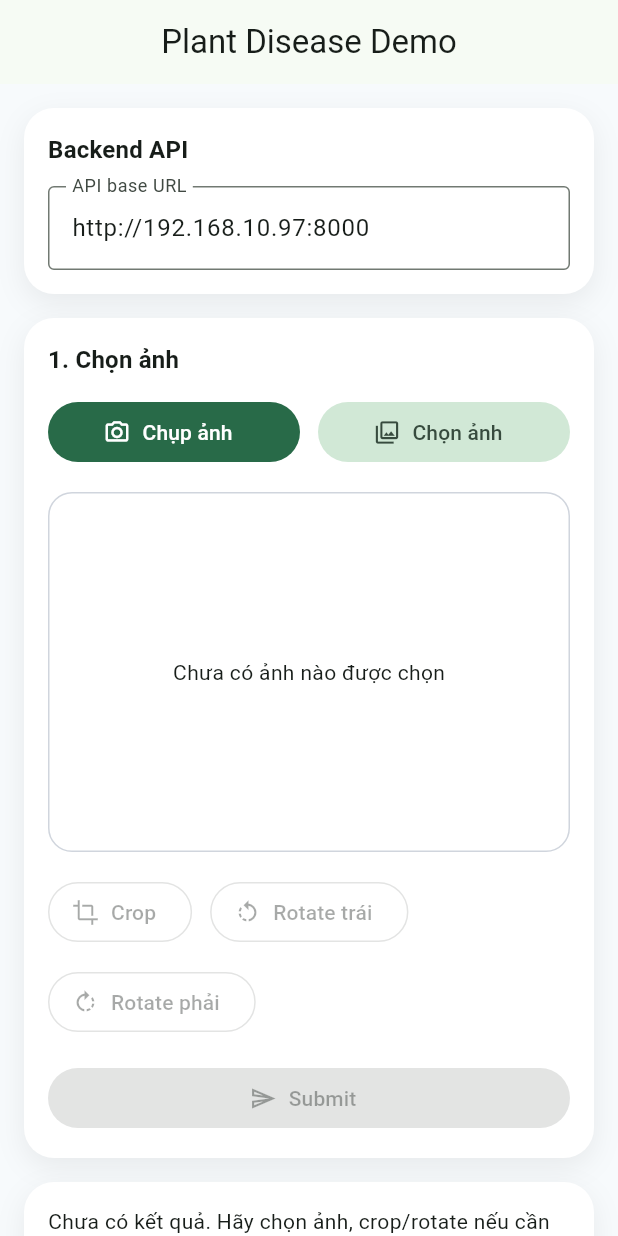
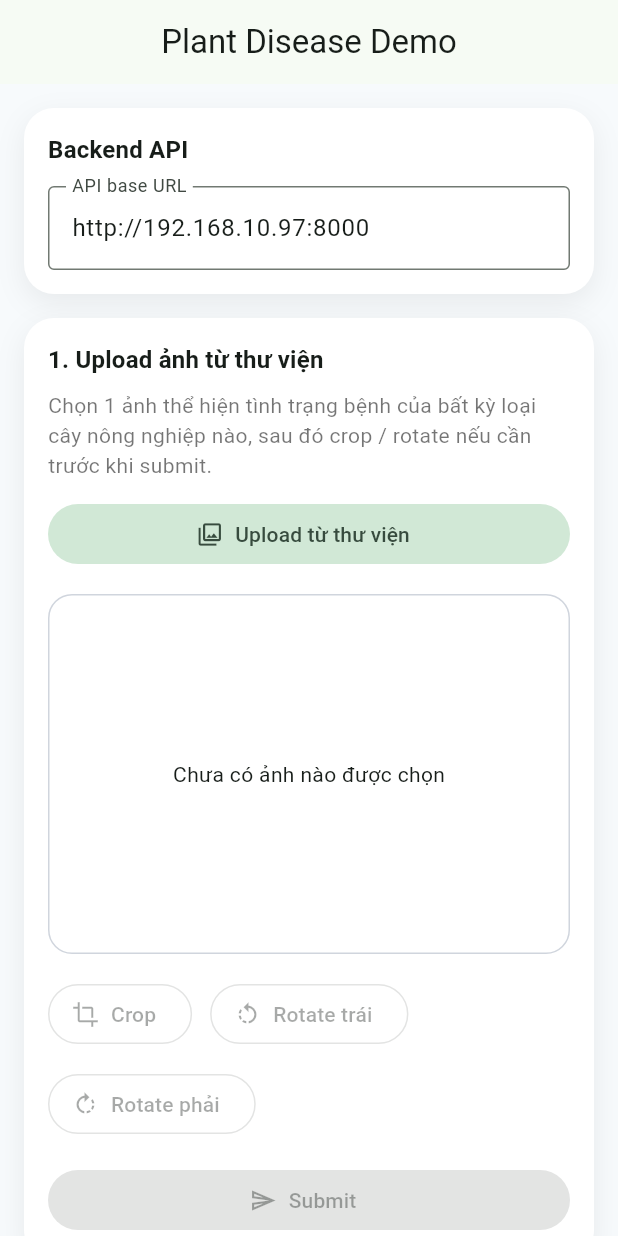
Before and after one commit to rikai-tuannva/national-rural-sample, a Flutter app: the screen it shows after launch, on a phone screen of 412 x 824 dp. Run offline on Flutter 3.47's test engine with Material 3 defaults, Android fonts, the phone set to English and light mode, and no system bars; our stand-ins replace image_cropper, image_picker.

Commit message:
Focus mobile flow on gallery upload

```diff
--- a/mobile/lib/main.dart
+++ b/mobile/lib/main.dart
@@ -98,34 +98,26 @@ class _ImageClassifierPageState extends State<ImageClassifierPage> {
                   crossAxisAlignment: CrossAxisAlignment.stretch,
                   children: [
                     Text(
-                      '1. Chọn ảnh',
+                      '1. Upload ảnh từ thư viện',
                       style: theme.textTheme.titleMedium?.copyWith(
                         fontWeight: FontWeight.w700,
                       ),
                     ),
+                    const SizedBox(height: 8),
+                    Text(
+                      'Chọn 1 ảnh thể hiện tình trạng bệnh của bất kỳ loại cây nông nghiệp nào, sau đó crop / rotate nếu cần trước khi submit.',
+                      style: theme.textTheme.bodyMedium?.copyWith(
+                        color: Colors.black54,
+                        height: 1.4,
+                      ),
+                    ),
                     const SizedBox(height: 12),
-                    Row(
-                      children: [
-                        Expanded(
-                          child: FilledButton.icon(
-                            onPressed: _isSubmitting
-                                ? null
-                                : () => _pickImage(ImageSource.camera),
-                            icon: const Icon(Icons.photo_camera_outlined),
-                            label: const Text('Chụp ảnh'),
-                          ),
-                        ),
-                        const SizedBox(width: 12),
-                        Expanded(
-                          child: FilledButton.tonalIcon(
-                            onPressed: _isSubmitting
-                                ? null
-                                : () => _pickImage(ImageSource.gallery),
-                            icon: const Icon(Icons.photo_library_outlined),
-                            label: const Text('Chọn ảnh'),
-                          ),
-                        ),
-                      ],
+                    FilledButton.tonalIcon(
+                      onPressed: _isSubmitting
+                          ? null
+                          : () => _pickImage(ImageSource.gallery),
+                      icon: const Icon(Icons.photo_library_outlined),
+                      label: const Text('Upload từ thư viện'),
                     ),
                     const SizedBox(height: 16),
                     _buildImagePreview(theme),
```
Also changed, not shown: 1 other file.
